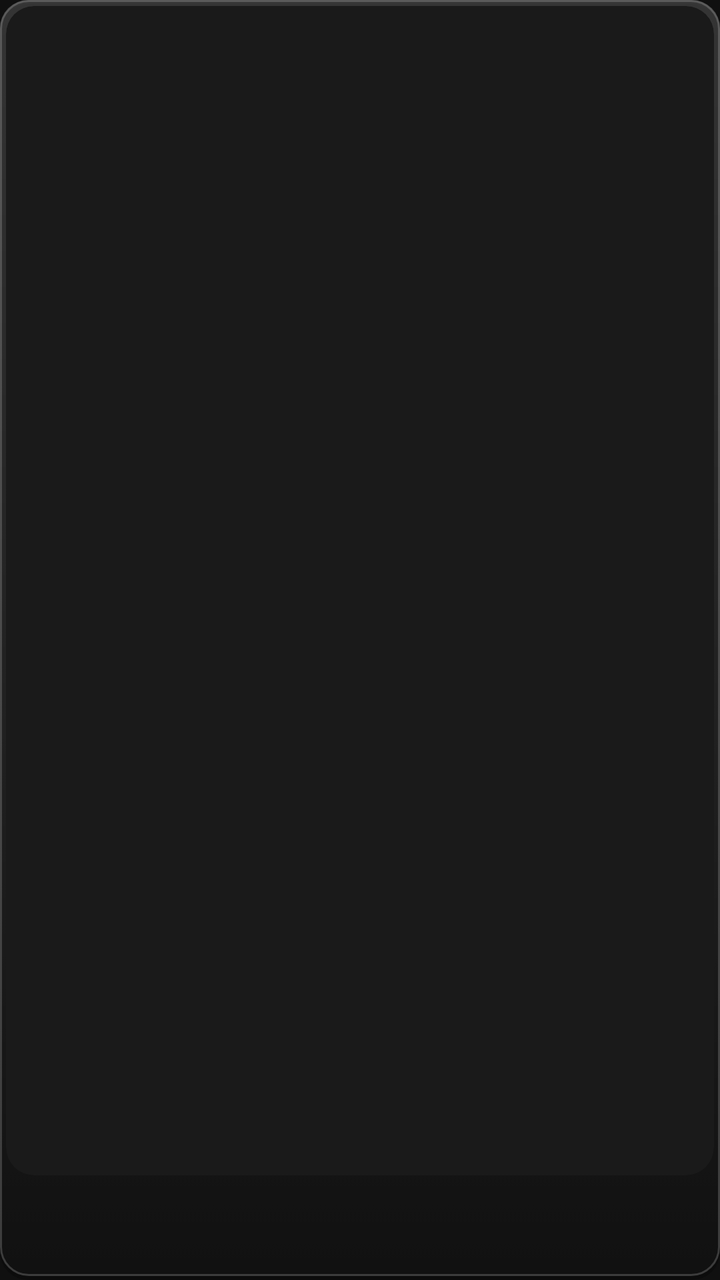
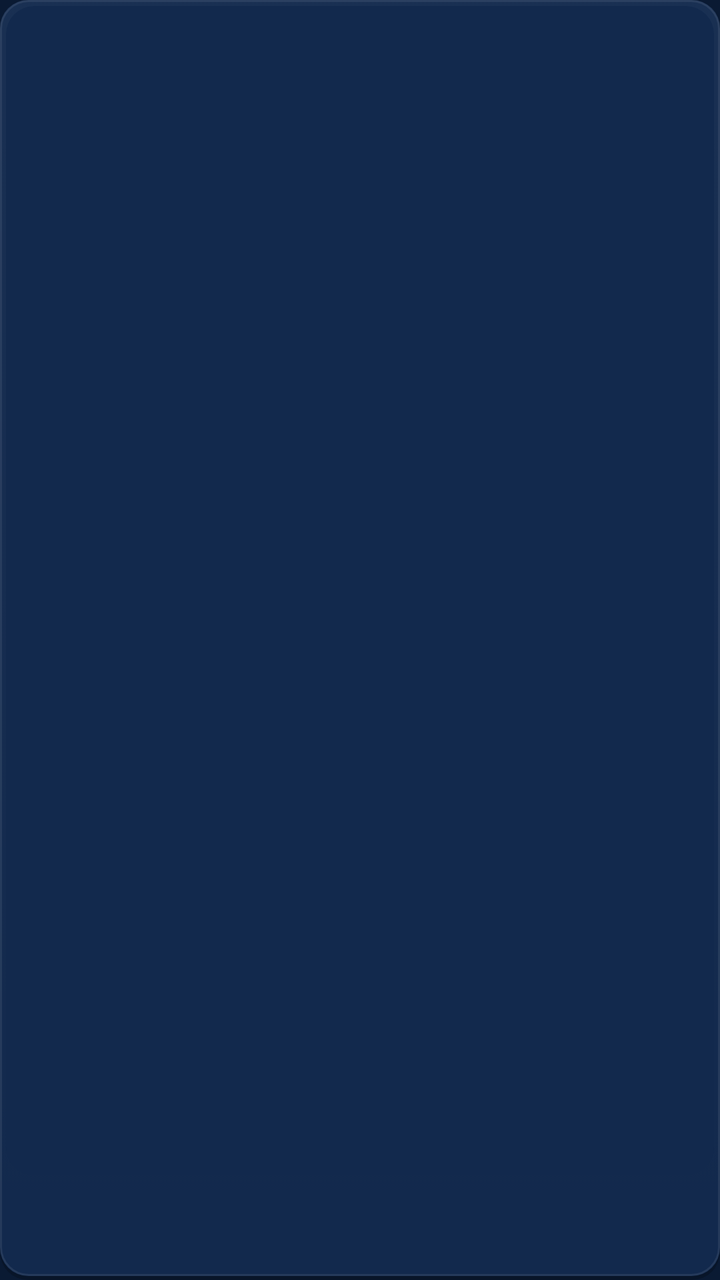

Before-and-after screenshots of an Android layout around one commit, followed by the original layout XML and the change that was made.
<!-- AndroidManifest.xml: application theme AppTheme -->
<!-- res/layout/item_home_poster.xml -->
<?xml version="1.0" encoding="utf-8"?>
<LinearLayout xmlns:android="http://schemas.android.com/apk/res/android"
    android:layout_width="190dp"
    android:layout_height="match_parent"
    android:layout_margin="5dp"
    android:background="@drawable/bg_card_home"
    android:clickable="true"
    android:clipChildren="false"
    android:focusable="true"
    android:orientation="vertical"
    android:padding="3dp">

    <FrameLayout
        android:layout_width="match_parent"
        android:layout_height="0dp"
        android:layout_weight="1"
        android:background="@drawable/bg_home_image"
        android:clipToOutline="true">

        <TextView
            android:id="@+id/tv_initial"
            android:layout_width="match_parent"
            android:layout_height="match_parent"
            android:gravity="center"
            android:textColor="#FFC8FF00"
            android:textSize="48sp"
            android:textStyle="bold" />

        <ImageView
            android:id="@+id/iv_logo"
            android:layout_width="match_parent"
            android:layout_height="match_parent"
            android:contentDescription="@null"
            android:scaleType="centerCrop" />

        <TextView
            android:id="@+id/tv_now"
            android:layout_width="wrap_content"
            android:layout_height="wrap_content"
            android:layout_gravity="bottom|start"
            android:layout_marginStart="6dp"
            android:layout_marginBottom="8dp"
            android:background="#CC101010"
            android:ellipsize="end"
            android:maxLines="1"
            android:paddingLeft="6dp"
            android:paddingTop="3dp"
            android:paddingRight="6dp"
            android:paddingBottom="3dp"
            android:textColor="#FFFFFFFF"
            android:textSize="15sp"
            android:visibility="gone" />

        <ProgressBar
            android:id="@+id/pb_progress"
            style="?android:attr/progressBarStyleHorizontal"
            android:layout_width="match_parent"
            android:layout_height="4dp"
            android:layout_gravity="bottom"
            android:max="1000"
            android:progressDrawable="@drawable/bg_home_progress"
            android:visibility="gone" />
    </FrameLayout>

    <TextView
        android:id="@+id/tv_name"
        android:layout_width="match_parent"
        android:layout_height="wrap_content"
        android:layout_marginTop="4dp"
        android:ellipsize="end"
        android:maxLines="2"
        android:minLines="2"
        android:textColor="#FFFFFFFF"
        android:textSize="18sp"
        android:textStyle="bold" />
</LinearLayout>
<!-- resources referenced by this layout -->
<resources>
  <!-- drawable bg_card_home (drawable) -->
  <?xml version="1.0" encoding="utf-8"?>
  <selector xmlns:android="http://schemas.android.com/apk/res/android">
      <item android:state_focused="true">
          <layer-list>
              <item
                  android:left="-4dp"
                  android:top="-4dp"
                  android:right="-4dp"
                  android:bottom="-4dp">
                  <shape android:shape="rectangle">
                      <stroke android:width="2dp" android:color="@color/asc_accent_glow" />
                      <corners android:radius="16dp" />
                  </shape>
              </item>
              <item
                  android:left="-2dp"
                  android:top="-2dp"
                  android:right="-2dp"
                  android:bottom="-2dp">
                  <shape android:shape="rectangle">
                      <stroke android:width="2dp" android:color="@color/asc_accent" />
                      <corners android:radius="14dp" />
                  </shape>
              </item>
              <item>
                  <shape android:shape="rectangle">
                      <solid android:color="@color/asc_glass_focus" />
                      <corners android:radius="12dp" />
                  </shape>
              </item>
              <item>
                  <shape android:shape="rectangle">
                      <gradient
                          android:angle="270"
                          android:endColor="@color/asc_glass_sheen_end"
                          android:startColor="@color/asc_glass_sheen" />
                      <corners android:radius="12dp" />
                  </shape>
              </item>
          </layer-list>
      </item>
      <item android:drawable="@drawable/glass_light" />
  </selector>
  <!-- drawable bg_home_image (drawable) -->
  <?xml version="1.0" encoding="utf-8"?>
  <shape xmlns:android="http://schemas.android.com/apk/res/android" android:shape="rectangle">
      <solid android:color="#1A1A1A" />
      <corners android:radius="14dp" />
  </shape>
  <!-- drawable bg_home_progress (drawable) -->
  <?xml version="1.0" encoding="utf-8"?>
  <layer-list xmlns:android="http://schemas.android.com/apk/res/android">
      <item android:id="@android:id/background">
          <shape android:shape="rectangle">
              <solid android:color="#66101010" />
              <corners android:radius="2dp" />
          </shape>
      </item>
      <item android:id="@android:id/progress">
          <clip>
              <shape android:shape="rectangle">
                  <solid android:color="#FFC8FF00" />
                  <corners android:radius="2dp" />
              </shape>
          </clip>
      </item>
  </layer-list>
  <style name="AppTheme" parent="android:Theme.Material.NoActionBar">
          <item name="android:windowBackground">#101010</item>
          <item name="android:colorAccent">#C8FF00</item>
          <item name="android:alertDialogTheme">@style/AscDialog</item>
      </style>
  <color name="asc_accent_glow">#59C8FF00</color>
  <color name="asc_accent">#C8FF00</color>
  <color name="asc_glass_focus">#CC262626</color>
  <color name="asc_glass_sheen_end">#00FFFFFF</color>
  <color name="asc_glass_sheen">#26FFFFFF</color>
  <style name="AscDialog" parent="android:Theme.Material.Dialog.Alert">
          <item name="android:windowBackground">@drawable/glass_strong</item>
          <item name="android:colorAccent">#C8FF00</item>
          <item name="android:textColorPrimary">#FFFFFF</item>
          <item name="android:textColorSecondary">#A8A8A8</item>
      </style>
  <color name="asc_glass_shadow">#40000000</color>
  <color name="asc_glass_light">#661A1A1A</color>
  <color name="asc_glass_border">#2EFFFFFF</color>
  <color name="asc_glass_strong">#D9141414</color>
  <color name="asc_glass_border_strong">#3DFFFFFF</color>
  <!-- unchanged entries left out for length: 2 -->
</resources>

<!-- the commit's change to res/layout/item_home_poster.xml (unified diff, before → after) -->
@@ -22,7 +22,7 @@
             android:layout_width="match_parent"
             android:layout_height="match_parent"
             android:gravity="center"
-            android:textColor="#FFC8FF00"
+            android:textColor="#5AA2FF"
             android:textSize="48sp"
             android:textStyle="bold" />
 
@@ -40,7 +40,7 @@
             android:layout_gravity="bottom|start"
             android:layout_marginStart="6dp"
             android:layout_marginBottom="8dp"
-            android:background="#CC101010"
+            android:background="#CC0A1A33"
             android:ellipsize="end"
             android:maxLines="1"
             android:paddingLeft="6dp"
<!-- resource entries referenced after the edit -->
@@ -21,7 +21,7 @@
                   android:right="-2dp"
                   android:bottom="-2dp">
                   <shape android:shape="rectangle">
-                      <stroke android:width="2dp" android:color="@color/asc_accent" />
+                      <stroke android:width="2dp" android:color="@color/asc_focus" />
                       <corners android:radius="14dp" />
                   </shape>
               </item>
@@ -47,7 +47,7 @@
   <!-- drawable bg_home_image (drawable) -->
   <?xml version="1.0" encoding="utf-8"?>
   <shape xmlns:android="http://schemas.android.com/apk/res/android" android:shape="rectangle">
-      <solid android:color="#1A1A1A" />
+      <solid android:color="#12294D" />
       <corners android:radius="14dp" />
   </shape>
   <!-- drawable bg_home_progress (drawable) -->
@@ -55,40 +55,40 @@
   <layer-list xmlns:android="http://schemas.android.com/apk/res/android">
       <item android:id="@android:id/background">
           <shape android:shape="rectangle">
-              <solid android:color="#66101010" />
+              <solid android:color="#40FFFFFF" />
               <corners android:radius="2dp" />
           </shape>
       </item>
       <item android:id="@android:id/progress">
           <clip>
               <shape android:shape="rectangle">
-                  <solid android:color="#FFC8FF00" />
+                  <solid android:color="#FF1F6FEB" />
                   <corners android:radius="2dp" />
               </shape>
           </clip>
       </item>
   </layer-list>
   <style name="AppTheme" parent="android:Theme.Material.NoActionBar">
-          <item name="android:windowBackground">#101010</item>
-          <item name="android:colorAccent">#C8FF00</item>
+          <item name="android:windowBackground">#0A1A33</item>
+          <item name="android:colorAccent">#5AA2FF</item>
           <item name="android:alertDialogTheme">@style/AscDialog</item>
       </style>
-  <color name="asc_accent_glow">#59C8FF00</color>
-  <color name="asc_accent">#C8FF00</color>
-  <color name="asc_glass_focus">#CC262626</color>
+  <color name="asc_accent_glow">#455AA2FF</color>
+  <color name="asc_focus">#FF5AA2FF</color>
+  <color name="asc_glass_focus">#FF1B3B6C</color>
   <color name="asc_glass_sheen_end">#00FFFFFF</color>
-  <color name="asc_glass_sheen">#26FFFFFF</color>
+  <color name="asc_glass_sheen">#08FFFFFF</color>
   <style name="AscDialog" parent="android:Theme.Material.Dialog.Alert">
           <item name="android:windowBackground">@drawable/glass_strong</item>
-          <item name="android:colorAccent">#C8FF00</item>
+          <item name="android:colorAccent">#5AA2FF</item>
           <item name="android:textColorPrimary">#FFFFFF</item>
-          <item name="android:textColorSecondary">#A8A8A8</item>
+          <item name="android:textColorSecondary">#B8C0CC</item>
       </style>
-  <color name="asc_glass_shadow">#40000000</color>
-  <color name="asc_glass_light">#661A1A1A</color>
-  <color name="asc_glass_border">#2EFFFFFF</color>
-  <color name="asc_glass_strong">#D9141414</color>
-  <color name="asc_glass_border_strong">#3DFFFFFF</color>
+  <color name="asc_glass_shadow">#33000000</color>
+  <color name="asc_glass_light">#FF12294D</color>
+  <color name="asc_glass_border">#14FFFFFF</color>
+  <color name="asc_glass_strong">#FF12294D</color>
+  <color name="asc_glass_border_strong">#1FFFFFFF</color>
   <!-- unchanged entries left out for length: 2 -->
 </resources>
 
